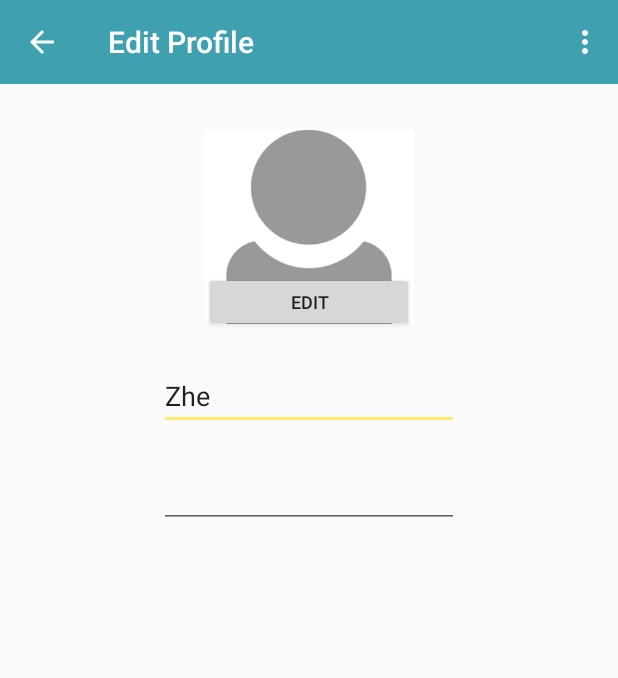
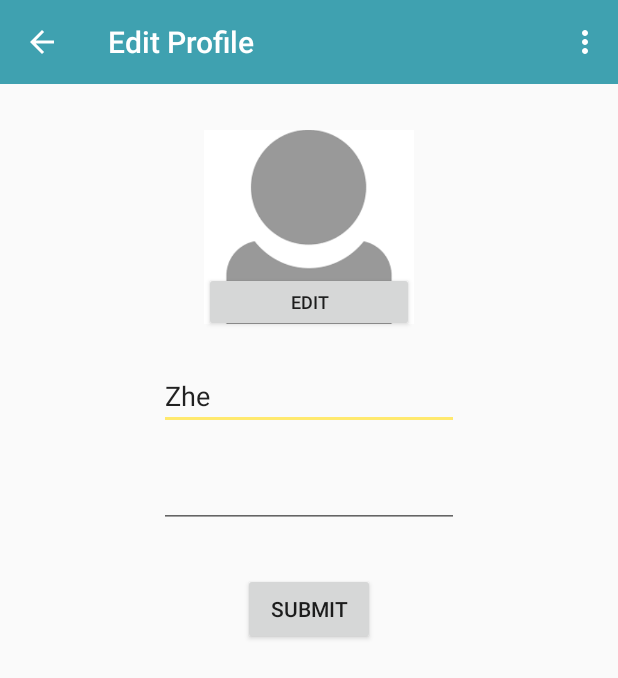
Before and after one commit to sergeydgr8/Scavenger, an Android app: the EditProfileActivity screen opened directly, with no data from a screen before it, on a phone screen of 412 x 824 dp. Shown: the top 678 px of the screen. Run offline under Robolectric (Android 15) with nearby library versions, the phone set to English and light mode, and no system bars.

Commit message:
edit layout

```diff
--- a/Scavenger/app/src/main/res/layout/activity_editprofile.xml
+++ b/Scavenger/app/src/main/res/layout/activity_editprofile.xml
@@ -45,4 +45,13 @@
         android:layout_marginTop="20dp"
         android:inputType="textEmailAddress" />
 
+    <Button
+        android:layout_width="wrap_content"
+        android:layout_height="wrap_content"
+        android:text="Submit"
+        android:id="@+id/btnSubmit"
+        android:layout_below="@+id/editemail"
+        android:layout_centerHorizontal="true"
+        android:layout_marginTop="30dp" />
+
 </RelativeLayout>
```
